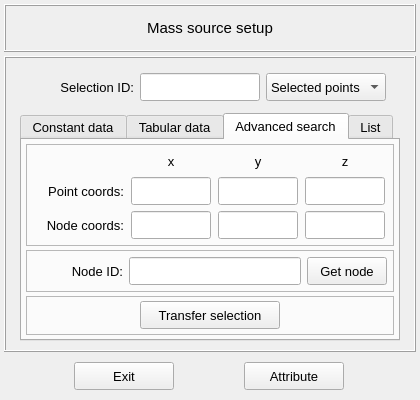
Before: the Qt Designer form vibra/interface/data/ui_files/model/setup/acoustic/mass_source_inputs.ui in MOPT-UFSC/VIBRA, drawn with Qt 5.
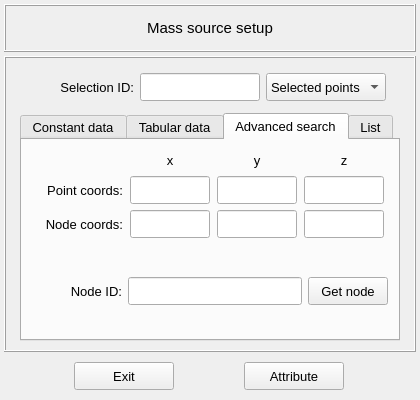
After: the same form once the commit is applied. The open tabs and pages were chosen to show the change. Icons and pictures are not drawn.

Commit message: Update the mass source user interface

Patch:
```diff
--- a/vibra/interface/data/ui_files/model/setup/acoustic/mass_source_inputs.ui
+++ b/vibra/interface/data/ui_files/model/setup/acoustic/mass_source_inputs.ui
@@ -815,7 +815,7 @@
           <item row="1" column="0">
            <widget class="QFrame" name="frame_7">
             <property name="frameShape">
-             <enum>QFrame::StyledPanel</enum>
+             <enum>QFrame::NoFrame</enum>
             </property>
             <property name="frameShadow">
              <enum>QFrame::Raised</enum>
@@ -938,68 +938,10 @@
             </layout>
            </widget>
           </item>
-          <item row="2" column="0">
-           <widget class="QFrame" name="frame_6">
-            <property name="frameShape">
-             <enum>QFrame::StyledPanel</enum>
-            </property>
-            <property name="frameShadow">
-             <enum>QFrame::Raised</enum>
-            </property>
-            <layout class="QGridLayout" name="gridLayout_13">
-             <property name="leftMargin">
-              <number>4</number>
-             </property>
-             <property name="topMargin">
-              <number>4</number>
-             </property>
-             <property name="rightMargin">
-              <number>4</number>
-             </property>
-             <property name="bottomMargin">
-              <number>4</number>
-             </property>
-             <property name="spacing">
-              <number>4</number>
-             </property>
-             <item row="0" column="1">
-              <widget class="QPushButton" name="pushButton_transfer_node_id">
-               <property name="minimumSize">
-                <size>
-                 <width>140</width>
-                 <height>28</height>
-                </size>
-               </property>
-               <property name="maximumSize">
-                <size>
-                 <width>140</width>
-                 <height>28</height>
-                </size>
-               </property>
-               <property name="font">
-                <font>
-                 <family>MS Shell Dlg 2</family>
-                 <pointsize>10</pointsize>
-                 <weight>50</weight>
-                 <italic>false</italic>
-                 <bold>false</bold>
-                </font>
-               </property>
-               <property name="styleSheet">
-                <string notr="true"/>
-               </property>
-               <property name="text">
-                <string>Transfer selection</string>
-               </property>
-              </widget>
-             </item>
-            </layout>
-           </widget>
-          </item>
           <item row="0" column="0">
            <widget class="QFrame" name="frame_5">
             <property name="frameShape">
-             <enum>QFrame::StyledPanel</enum>
+             <enum>QFrame::NoFrame</enum>
             </property>
             <property name="frameShadow">
              <enum>QFrame::Raised</enum>
```
Left out of the diff: 16 changed lines with no effect on the pictures. The commit also changes 6 other files.
